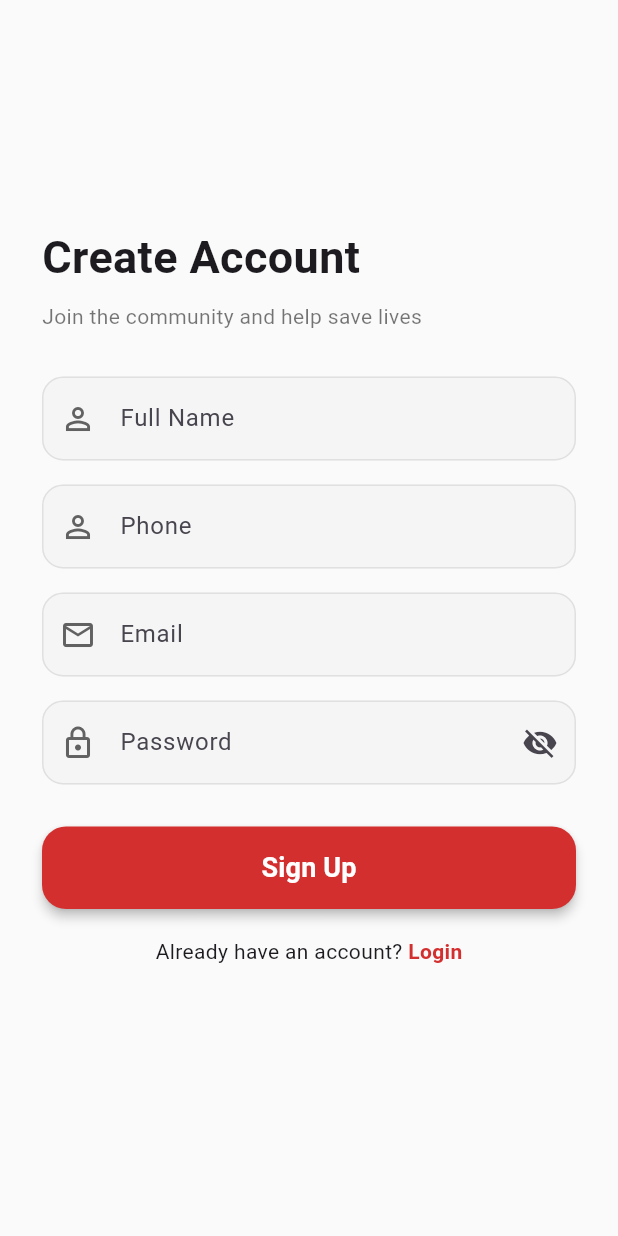
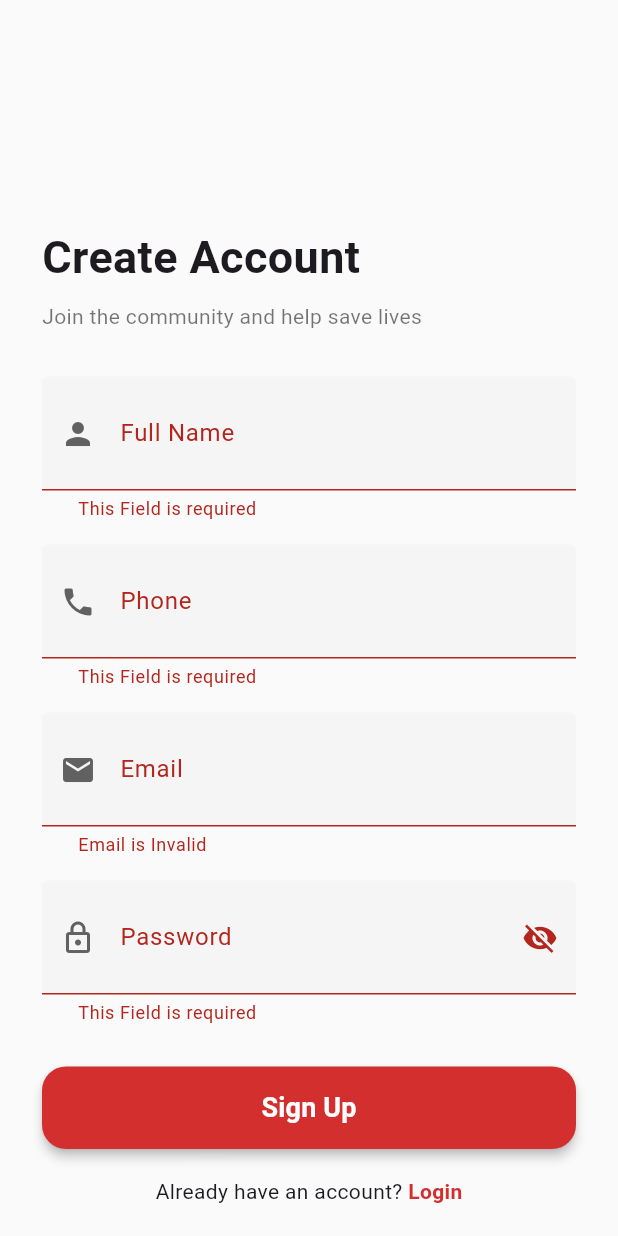
Before and after one commit to Adham167/blood_bank, a Flutter app: the SignUpView screen opened directly, after a tap on "Sign Up", on a phone screen of 412 x 824 dp. Run offline on Flutter 3.47's test engine with Material 3 defaults, Android fonts, the phone set to English and light mode, and no system bars; our stand-ins replace firebase_auth, firebase_core; accounts and stored records are empty.

Commit message:
update register screen and log in with validation

```diff
--- a/lib/features/auth/data/models/user.dart
+++ b/lib/features/auth/data/models/user.dart
@@ -1,8 +1,8 @@
-class User {
-  final String name;
-  final String phone;
-  final String email;
-  final String password;
+class UserModel {
+   String? name;
+   String? phone;
+   String? email;
+   String? password;
 
-  User({required this.name, required this.phone, required this.email, required this.password});
+  UserModel({required this.name, required this.phone, required this.email, required this.password});
 }
--- a/lib/features/auth/data/services/auth_service.dart
+++ b/lib/features/auth/data/services/auth_service.dart
@@ -0,0 +1,62 @@
+import 'package:blood_bank/core/constants/show_snack_bar.dart';
+import 'package:blood_bank/features/auth/data/models/user.dart';
+import 'package:blood_bank/features/auth/presentation/views/login_view.dart';
+import 'package:blood_bank/presentation/views/home_view.dart';
+import 'package:firebase_auth/firebase_auth.dart';
+import 'package:flutter/material.dart';
+
+abstract class AuthService {
+  static signin(
+    context, {
+    required String email,
+    required String password,
+  }) async {
+    try {
+      UserCredential userCredential = await FirebaseAuth.instance
+          .signInWithEmailAndPassword(email: email, password: password);
+      ShowSnackBar.ShowSnackBarMessage(context, "Logging in Success");
+      Navigator.push(
+        context,
+        MaterialPageRoute(builder: (context) => HomeView()),
+      );
+    } on FirebaseAuthException catch (e) {
+      if (e.code == 'user-not-found') {
+        ShowSnackBar.ShowSnackBarErrMessage(context, "user not found");
+      } else if (e.code == 'wrong-password') {
+        ShowSnackBar.ShowSnackBarErrMessage(context, "wrong password");
+      }
+    }
+  }
+
+  static signUp(context, UserModel userModel) async {
+    try {
+      UserCredential userCredential = await FirebaseAuth.instance
+          .createUserWithEmailAndPassword(
+            email: userModel.email!,
+            password: userModel.password!,
+          );
+      ShowSnackBar.ShowSnackBarMessage(
+        context,
+        "Creating Account Successfully",
+      );
+      Navigator.push(
+        context,
+        MaterialPageRoute(builder: (context) => LoginView()),
+      );
+    } on FirebaseAuthException catch (e) {
+      if (e.code == 'weak-password') {
+        ShowSnackBar.ShowSnackBarErrMessage(
+          context,
+          "The password provided is too weak.",
+        );
+      } else if (e.code == 'email-already-in-use') {
+        ShowSnackBar.ShowSnackBarErrMessage(
+          context,
+          "The account already exists for that email.",
+        );
+      }
+    } catch (e) {
+      print(e);
+    }
+  }
+}
--- a/lib/features/auth/presentation/views/signup_view.dart
+++ b/lib/features/auth/presentation/views/signup_view.dart
@@ -1,5 +1,6 @@
-import 'package:blood_bank/presentation/views/home_view.dart';
-import 'package:firebase_auth/firebase_auth.dart';
+import 'package:blood_bank/features/auth/data/models/user.dart';
+import 'package:blood_bank/features/auth/data/services/auth_service.dart';
+import 'package:blood_bank/presentation/widgets/custom_text_form_field.dart';
 import 'package:flutter/material.dart';
 
 class SignUpView extends StatefulWidget {
@@ -10,11 +11,6 @@ class SignUpView extends StatefulWidget {
 }
 
 class _SignUpViewState extends State<SignUpView> with TickerProviderStateMixin {
-  final TextEditingController _emailCtrl = TextEditingController();
-  final TextEditingController _passwordCtrl = TextEditingController();
-  final TextEditingController _nameCtrl = TextEditingController();
-  final TextEditingController _phoneCtrl = TextEditingController();
-
   late AnimationController _fadeCtrl;
   late Animation<double> _fade;
   late AnimationController _buttonCtrl;
@@ -44,42 +40,12 @@ class _SignUpViewState extends State<SignUpView> with TickerProviderStateMixin {
   void dispose() {
     _fadeCtrl.dispose();
     _buttonCtrl.dispose();
-    _emailCtrl.dispose();
-    _passwordCtrl.dispose();
-    _nameCtrl.dispose();
+
     super.dispose();
   }
 
-  bool _validateInputs() {
-    final email = _emailCtrl.text.trim();
-    final pass = _passwordCtrl.text;
-    final name = _nameCtrl.text.trim();
-
-    if (name.isEmpty) {
-      _showMessage('Please enter your full name');
-      return false;
-    }
-
-    if (email.isEmpty ||
-        !RegExp(r"^[\w-\.]+@([\w-]+\.)+[\w-]{2,4}").hasMatch(email)) {
-      _showMessage('Please enter a valid email');
-      return false;
-    }
-
-    if (pass.length < 6) {
-      _showMessage('Password must be at least 6 characters');
-      return false;
-    }
-
-    return true;
-  }
-
-  void _showMessage(String msg) {
-    ScaffoldMessenger.of(
-      context,
-    ).showSnackBar(SnackBar(backgroundColor: Colors.red, content: Text(msg)));
-  }
-
+  UserModel userModel = UserModel(name: "", phone: "", email: "", password: "");
+  GlobalKey<FormState> globalKey = GlobalKey();
   @override
   Widget build(BuildContext context) {
     return Scaffold(
@@ -90,13 +56,18 @@ class _SignUpViewState extends State<SignUpView> with TickerProviderStateMixin {
           child: Padding(
             padding: const EdgeInsets.symmetric(horizontal: 28),
             child: SingleChildScrollView(
+              child: Form(
+                key: globalKey,
                 child: Column(
                   crossAxisAlignment: CrossAxisAlignment.start,
                   children: [
                     const SizedBox(height: 150),
                     const Text(
                       'Create Account',
-                    style: TextStyle(fontSize: 30, fontWeight: FontWeight.bold),
+                      style: TextStyle(
+                        fontSize: 30,
+                        fontWeight: FontWeight.bold,
+                      ),
                     ),
                     const SizedBox(height: 8),
                     const Text(
@@ -105,31 +76,33 @@ class _SignUpViewState extends State<SignUpView> with TickerProviderStateMixin {
                     ),
                     const SizedBox(height: 30),
 
-                  _inputField(
-                    label: 'Full Name',
-                    controller: _nameCtrl,
-                    icon: Icons.person_outline,
+                    CustomTextFormField(
+                      label: "Full Name",
+                      icon: Icon(Icons.person),
+                      onChanged: (data) => userModel.name = data,
                     ),
                     const SizedBox(height: 16),
 
-                  _inputField(
-                    label: 'Phone',
-                    controller: _phoneCtrl,
-                    icon: Icons.person_outline,
+                    CustomTextFormField(
+                      label: "Phone",
+                      icon: Icon(Icons.phone),
+                      onChanged: (data) => userModel.phone = data,
                     ),
                     const SizedBox(height: 16),
-                  _inputField(
-                    label: 'Email',
-                    controller: _emailCtrl,
-                    icon: Icons.email_outlined,
+                    CustomTextFormField(
+                      label: "Email",
+                      icon: Icon(Icons.email),
+                      isEmailField: true,
+                      onChanged: (data) => userModel.email = data,
                     ),
                     const SizedBox(height: 16),
-                  _inputField(
-                    label: 'Password',
-                    controller: _passwordCtrl,
-                    icon: Icons.lock_outline,
-                    obscure: _obscure,
-                    suffix: IconButton(
+                    CustomTextFormField(
+                      label: "Password",
+
+                      obscureText: _obscure,
+                      icon: Icon(Icons.lock_outlined),
+                      onChanged: (data) => userModel.password = data,
+                      iconButton: IconButton(
                         onPressed: () => setState(() => _obscure = !_obscure),
                         icon: Icon(
                           _obscure ? Icons.visibility_off : Icons.visibility,
@@ -147,29 +120,8 @@ class _SignUpViewState extends State<SignUpView> with TickerProviderStateMixin {
                           onPressed: () async {
                             await _buttonCtrl.reverse();
                             await _buttonCtrl.forward();
-                          try {
-                            UserCredential userCredential = await FirebaseAuth
-                                .instance
-                                .createUserWithEmailAndPassword(
-                                  email: _emailCtrl.text,
-                                  password: _passwordCtrl.text,
-                                );
-                            Navigator.push(
-                              context,
-                              MaterialPageRoute(
-                                builder: (context) => HomeView(),
-                              ),
-                            );
-                          } on FirebaseAuthException catch (e) {
-                            if (e.code == 'weak-password') {
-                              print('The password provided is too weak.');
-                            } else if (e.code == 'email-already-in-use') {
-                              print(
-                                'The account already exists for that email.',
-                              );
-                            }
-                          } catch (e) {
-                            print(e);
+                            if (globalKey.currentState!.validate()) {
+                              AuthService.signUp(context, userModel!);
                             }
                           },
                           style: ElevatedButton.styleFrom(
@@ -214,37 +166,6 @@ class _SignUpViewState extends State<SignUpView> with TickerProviderStateMixin {
             ),
           ),
         ),
-    );
-  }
-
-  Widget _inputField({
-    required String label,
-    required TextEditingController controller,
-    required IconData icon,
-    bool obscure = false,
-    Widget? suffix,
-  }) {
-    return TextField(
-      controller: controller,
-      obscureText: obscure,
-      decoration: InputDecoration(
-        labelText: label,
-        prefixIcon: Icon(icon, color: Colors.grey[700]),
-        suffixIcon: suffix,
-        filled: true,
-        fillColor: Colors.grey.shade100,
-        contentPadding: const EdgeInsets.symmetric(
-          vertical: 16,
-          horizontal: 20,
-        ),
-        enabledBorder: OutlineInputBorder(
-          borderRadius: BorderRadius.circular(14),
-          borderSide: BorderSide(color: Colors.grey.shade300),
-        ),
-        focusedBorder: OutlineInputBorder(
-          borderRadius: BorderRadius.circular(14),
-          borderSide: const BorderSide(color: Color(0xffD32F2F), width: 2),
-        ),
       ),
     );
   }
--- /dev/null
+++ b/lib/presentation/widgets/custom_text_form_field.dart
@@ -0,0 +1,60 @@
+import 'package:flutter/material.dart';
+
+class CustomTextFormField extends StatelessWidget {
+  const CustomTextFormField({
+    super.key,
+    required this.label,
+    required this.icon,
+    this.obscureText = false,
+    this.isEmailField = false,
+    this.onChanged, this.iconButton,
+  });
+
+  final String label;
+  final Icon icon;
+  final IconButton? iconButton;
+  final bool? obscureText;
+  final bool? isEmailField;
+  final Function(String)? onChanged;
+
+  @override
+  Widget build(BuildContext context) {
+    return TextFormField(
+      validator: (value) {
+        if (isEmailField!) {
+          if (!isValidEmail(value!)) {
+            return 'Email is Invalid ';
+          }
+        } else if (value!.isEmpty) {
+          return 'This Field is required';
+        }
+        return null;
+      },
+      onChanged: onChanged,
+      obscureText: obscureText!,
+      decoration: InputDecoration(
+        labelText: label,
+        prefixIcon: Icon(icon.icon, color: Colors.grey[700]),
+        suffixIcon: iconButton,
+        filled: true,
+        fillColor: Colors.grey.shade100,
+        contentPadding: const EdgeInsets.symmetric(
+          vertical: 18,
+          horizontal: 20,
+        ),
+        enabledBorder: OutlineInputBorder(
+          borderSide: BorderSide(color: Colors.grey.shade300),
+          borderRadius: BorderRadius.circular(14),
+        ),
+        focusedBorder: OutlineInputBorder(
+          borderSide: const BorderSide(color: Color(0xffD32F2F), width: 2),
+          borderRadius: BorderRadius.circular(14),
+        ),
+      ),
+    );
+  }
+
+  bool isValidEmail(String email) {
+    return RegExp(r"^[\w-\.]+@([\w-]+\.)+[\w-]{2,4}$").hasMatch(email);
+  }
+}
--- a/pubspec.yaml
+++ b/pubspec.yaml
@@ -29,10 +29,11 @@ environment:
 # versions available, run `flutter pub outdated`.
 dependencies:
   cupertino_icons: ^1.0.8
+  firebase_auth: ^4.17.1
   firebase_core: ^2.25.1
-  firebase_auth: ^4.17.1
   flutter:
     sdk: flutter
+  modal_progress_hud_nsn: ^0.5.1
 
 dev_dependencies:
   flutter_lints: ^5.0.0
```
Also changed, not shown: lib/core/constants/show_snack_bar.dart (added, +18 -0 lines), lib/features/auth/presentation/views/login_view.dart (+35 -58 lines), assets/generated-image-cd4a99bb-c52e-492e-af59-04c742613312.png (added), pubspec.lock. Lines whose indentation alone changed are shown as unchanged.
